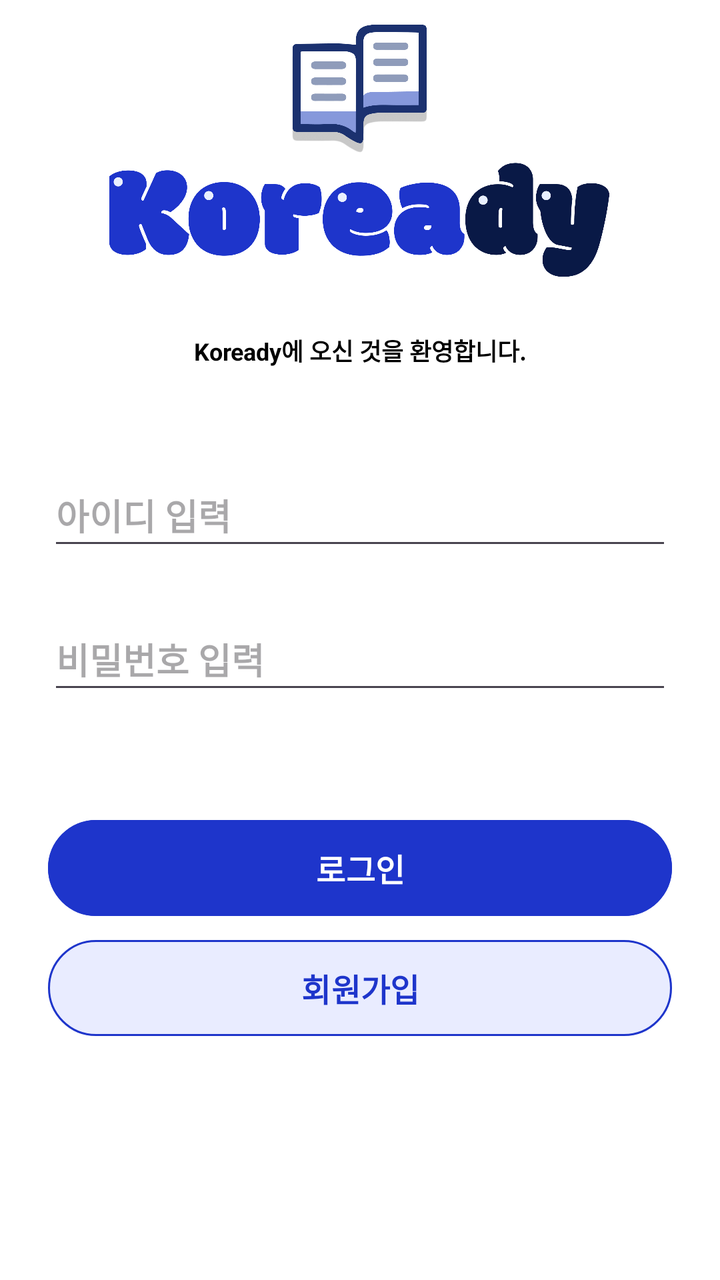
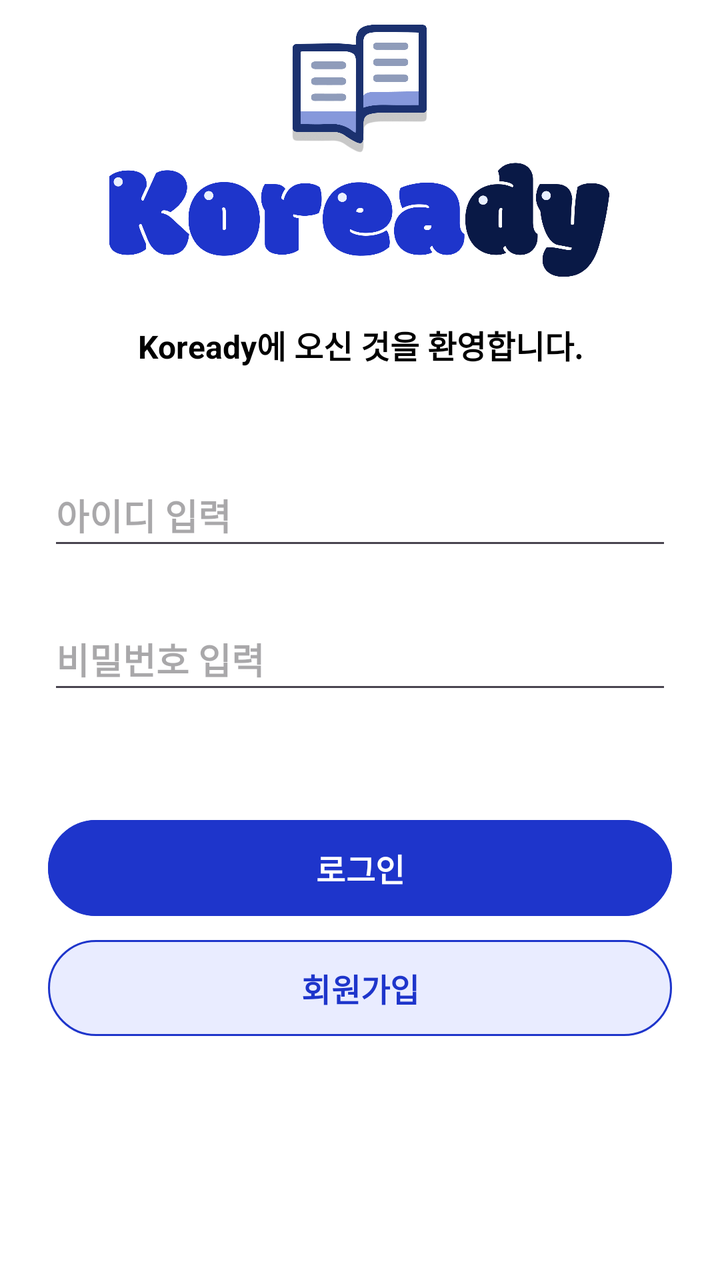

Screens rendered from an Android XML layout before and after an edit, with the pre-edit source and the edit as a unified diff.
<!-- AndroidManifest.xml: application theme Theme.GURU2 -->
<!-- res/layout/activity_login.xml -->
<?xml version="1.0" encoding="utf-8"?>
<androidx.constraintlayout.widget.ConstraintLayout
    xmlns:android="http://schemas.android.com/apk/res/android"
    xmlns:app="http://schemas.android.com/apk/res-auto"
    xmlns:tools="http://schemas.android.com/tools"
    android:layout_width="match_parent"
    android:layout_height="match_parent"
    android:background="#FFFFFF">

    

    
    <TextView
        android:id="@+id/tvDesc"
        android:layout_width="wrap_content"
        android:layout_height="wrap_content"
        android:layout_marginBottom="48dp"
        android:text="Koready에 오신 것을 환영합니다."
        android:textColor="@color/black"
        android:textSize="12sp"
        android:textStyle="bold"
        app:layout_constraintBottom_toTopOf="@+id/etId"
        app:layout_constraintEnd_toEndOf="parent"
        app:layout_constraintStart_toStartOf="parent" />

    
    <EditText
        android:id="@+id/etId"
        android:layout_width="0dp"
        android:layout_height="wrap_content"
        android:layout_marginStart="24dp"
        android:layout_marginEnd="24dp"
        android:layout_marginBottom="24dp"
        android:hint="아이디 입력"
        android:minHeight="48dp"
        android:textStyle="bold"
        app:layout_constraintBottom_toTopOf="@+id/etPw"
        app:layout_constraintEnd_toEndOf="parent"
        app:layout_constraintStart_toStartOf="parent" />

    
    <EditText
        android:id="@+id/etPw"
        android:layout_width="0dp"
        android:layout_height="wrap_content"
        android:layout_marginStart="24dp"
        android:layout_marginEnd="24dp"
        android:layout_marginBottom="58dp"
        android:hint="비밀번호 입력"
        android:inputType="textPassword"
        android:minHeight="48dp"
        android:textStyle="bold"
        app:layout_constraintBottom_toTopOf="@+id/btnLogin"
        app:layout_constraintEnd_toEndOf="parent"
        app:layout_constraintStart_toStartOf="parent" />

    
    <com.google.android.material.button.MaterialButton
        android:id="@+id/btnLogin"
        android:layout_width="0dp"
        android:layout_height="48dp"
        android:layout_marginStart="24dp"
        android:layout_marginEnd="24dp"
        android:layout_marginBottom="12dp"

        android:insetTop="0dp"
        android:insetBottom="0dp"

        android:text="로그인"
        android:textColor="@color/white"
        android:textSize="16sp"
        android:textStyle="bold"

        app:backgroundTint="@color/confirm_active"
        app:cornerRadius="60dp"

        app:layout_constraintBottom_toTopOf="@+id/btnSignup"
        app:layout_constraintEnd_toEndOf="parent"

        app:layout_constraintStart_toStartOf="parent"
        app:strokeColor="@color/confirm_active"
        app:strokeWidth="1dp" />


    
    <com.google.android.material.button.MaterialButton
        android:id="@+id/btnSignup"
        android:layout_width="0dp"
        android:layout_height="48dp"
        android:layout_marginStart="24dp"
        android:layout_marginEnd="24dp"
        android:layout_marginBottom="122dp"

        android:insetTop="0dp"
        android:insetBottom="0dp"

        android:text="회원가입"
        android:textColor="@color/confirm_active"
        android:textSize="16sp"
        android:textStyle="bold"

        app:backgroundTint="@color/choice_selected_bg"
        app:cornerRadius="60dp"

        app:layout_constraintBottom_toBottomOf="parent"
        app:layout_constraintEnd_toEndOf="parent"

        app:layout_constraintStart_toStartOf="parent"
        app:strokeColor="@color/confirm_active"
        app:strokeWidth="1dp" />


    <ImageView
        android:id="@+id/imageView3"
        android:layout_width="250dp"
        android:layout_height="250dp"
        android:layout_marginBottom="32dp"
        app:layout_constraintBottom_toTopOf="@+id/etId"
        app:layout_constraintEnd_toEndOf="parent"
        app:layout_constraintHorizontal_bias="0.496"
        app:layout_constraintStart_toStartOf="parent"
        app:srcCompat="@drawable/big_logo" />

</androidx.constraintlayout.widget.ConstraintLayout>
<!-- resources referenced by this layout -->
<resources>
  <color name="black">#FF000000</color>
  <color name="choice_selected_bg">#E9ECFF</color>
  <color name="confirm_active">#1E35CB</color>
  <color name="white">#FFFFFFFF</color>
  <!-- drawable big_logo: png bitmap (drawable, 117810 bytes) -->
  <style name="Theme.GURU2" parent="Base.Theme.GURU2" />
  <style name="Base.Theme.GURU2" parent="Theme.Material3.DayNight.NoActionBar">
  
          <item name="android:windowLightStatusBar">true</item>
  
          <item name="android:windowTranslucentStatus">false</item>
  
          <item name="popupMenuBackground">@android:color/transparent</item>
          <item name="android:itemBackground">#E9ECFF</item>
          
      </style>
</resources>

<!-- the commit's change to res/layout/activity_login.xml (unified diff, before → after) -->
@@ -17,7 +17,7 @@
         android:layout_marginBottom="48dp"
         android:text="Koready에 오신 것을 환영합니다."
         android:textColor="@color/black"
-        android:textSize="12sp"
+        android:textSize="16sp"
         android:textStyle="bold"
         app:layout_constraintBottom_toTopOf="@+id/etId"
         app:layout_constraintEnd_toEndOf="parent"
